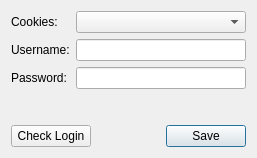
Qt form src/usdb_syncer/gui/forms/UsdbLoginDialog.ui (bohning/usdb_syncer) before a commit.
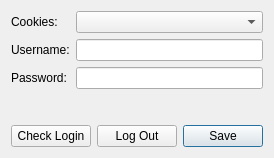
The same form after that commit.

Commit message: Add logout button

Patch:
```diff
--- a/src/usdb_syncer/gui/forms/UsdbLoginDialog.ui
+++ b/src/usdb_syncer/gui/forms/UsdbLoginDialog.ui
@@ -85,6 +85,13 @@
        </property>
       </widget>
      </item>
+     <item>
+      <widget class="QPushButton" name="button_log_out">
+       <property name="text">
+        <string>Log Out</string>
+       </property>
+      </widget>
+     </item>
      <item>
       <widget class="QDialogButtonBox" name="buttonBox">
        <property name="orientation">
```
The commit also changes 2 other files.
